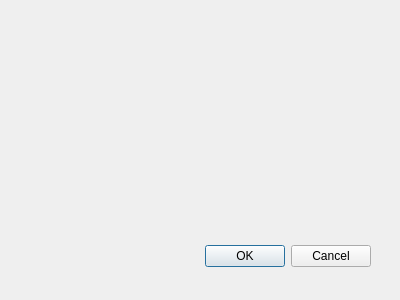
Above: gotodialog.ui from BaranovMykola/Notepad before the change. Below: the same form after it.
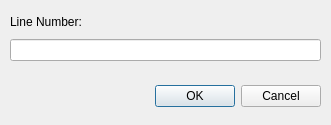
That is the form after the change.

What changed in the file:
```diff
--- a/gotodialog.ui
+++ b/gotodialog.ui
@@ -8,8 +8,8 @@
    <rect>
     <x>0</x>
     <y>0</y>
-    <width>400</width>
-    <height>300</height>
+    <width>331</width>
+    <height>125</height>
    </rect>
   </property>
   <property name="windowTitle">
@@ -18,9 +18,9 @@
   <widget class="QDialogButtonBox" name="buttonBox">
    <property name="geometry">
     <rect>
-     <x>30</x>
-     <y>240</y>
-     <width>341</width>
+     <x>130</x>
+     <y>80</y>
+     <width>191</width>
      <height>32</height>
     </rect>
    </property>
@@ -31,6 +31,32 @@
     <set>QDialogButtonBox::Cancel|QDialogButtonBox::Ok</set>
    </property>
   </widget>
+  <widget class="QWidget" name="horizontalLayoutWidget">
+   <property name="geometry">
+    <rect>
+     <x>10</x>
+     <y>10</y>
+     <width>311</width>
+     <height>51</height>
+    </rect>
+   </property>
+   <layout class="QVBoxLayout" name="verticalLayout">
+    <item>
+     <widget class="QLabel" name="label">
+      <property name="text">
+       <string>Line Number:</string>
+      </property>
+     </widget>
+    </item>
+    <item>
+     <widget class="QLineEdit" name="line">
+      <property name="whatsThis">
+       <string>Go to line number...</string>
+      </property>
+     </widget>
+    </item>
+   </layout>
+  </widget>
  </widget>
  <pixmapfunction/>
  <resources/>
```
Left out of the diff: 7 changed lines with no effect on the pictures.
